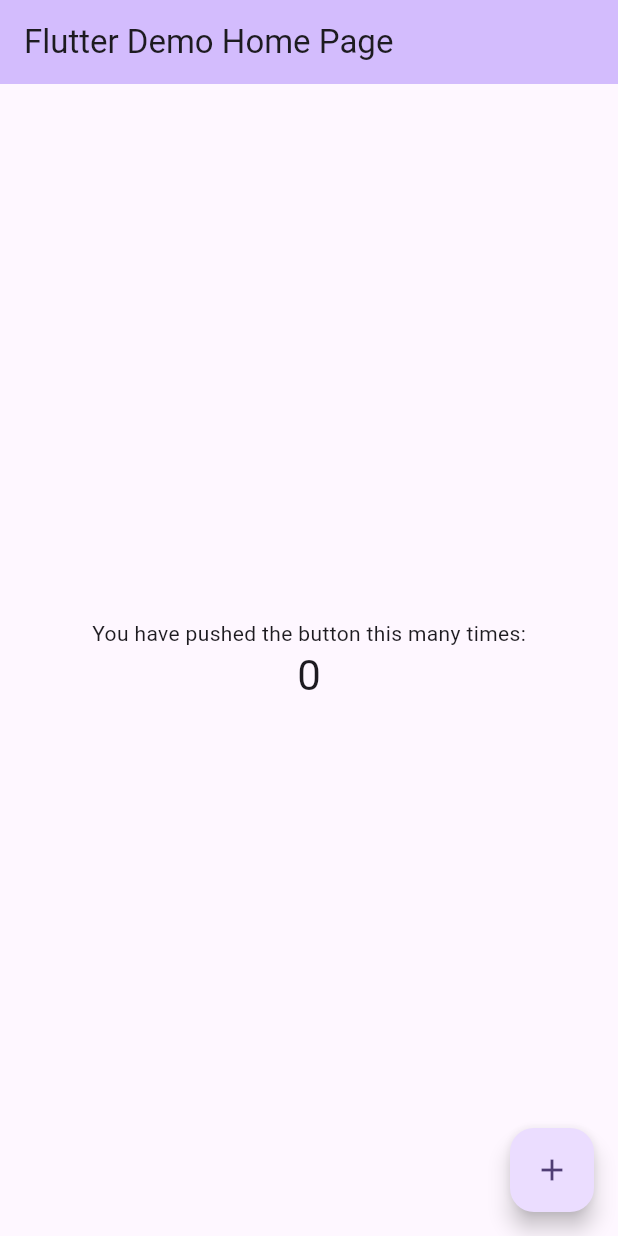
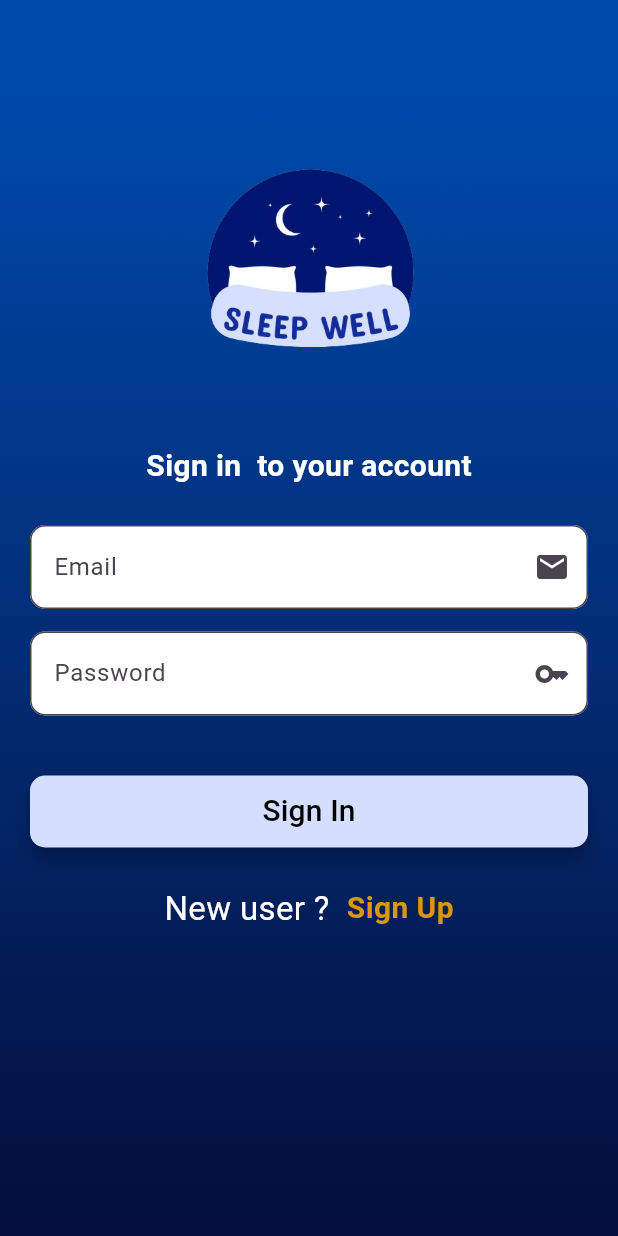
Before and after one commit to xrubaEid/2024-GP_4, a Flutter app: the screen it shows after launch, on a phone screen of 412 x 824 dp. Run offline on Flutter 3.47's test engine with Material 3 defaults, Android fonts, the phone set to English and light mode, and no system bars; our stand-ins replace flutter_spinkit.

Commit message:
commit with error

```diff
--- a/sleepwell/lib/main.dart
+++ b/sleepwell/lib/main.dart
@@ -1,4 +1,9 @@
 import 'package:flutter/material.dart';
+import 'package:sleepwell/screens/home_screen.dart';
+import 'package:sleepwell/screens/signin_screen.dart';
+import 'package:sleepwell/screens/signup_screen.dart';
+import 'package:sleepwell/screens/splash_screen.dart';
+import 'package:sleepwell/widget/tabbar_screen.dart';
 
 void main() {
   runApp(const MyApp());
@@ -11,115 +16,21 @@ class MyApp extends StatelessWidget {
   @override
   Widget build(BuildContext context) {
     return MaterialApp(
-      title: 'Flutter Demo',
+      title: 'SleepWell',
       theme: ThemeData(
-        // This is the theme of your application.
-        //
-        // TRY THIS: Try running your application with "flutter run". You'll see
-        // the application has a purple toolbar. Then, without quitting the app,
-        // try changing the seedColor in the colorScheme below to Colors.green
-        // and then invoke "hot reload" (save your changes or press the "hot
-        // reload" button in a Flutter-supported IDE, or press "r" if you used
-        // the command line to start the app).
-        //
-        // Notice that the counter didn't reset back to zero; the application
-        // state is not lost during the reload. To reset the state, use hot
-        // restart instead.
-        //
-        // This works for code too, not just values: Most code changes can be
-        // tested with just a hot reload.
         colorScheme: ColorScheme.fromSeed(seedColor: Colors.deepPurple),
         useMaterial3: true,
       ),
-      home: const MyHomePage(title: 'Flutter Demo Home Page'),
+     initialRoute:SignInScreen.RouteScreen,
+     routes:{
+      SignInScreen.RouteScreen : (context)=> SignInScreen(),
+      MyHomePage.RouteScreen : (context)=> MyHomePage(),
+      SignUpScreen.RouteScreen : (context)=> SignUpScreen(),
+      SplashScreen.RouteScreen : (context)=> SplashScreen(),
+      TabBarExample.RouteScreen : (context)=> TabBarExample(),
+
+
+     },
     );
   }
 }
-
-class MyHomePage extends StatefulWidget {
-  const MyHomePage({super.key, required this.title});
-
-  // This widget is the home page of your application. It is stateful, meaning
-  // that it has a State object (defined below) that contains fields that affect
-  // how it looks.
-
-  // This class is the configuration for the state. It holds the values (in this
-  // case the title) provided by the parent (in this case the App widget) and
-  // used by the build method of the State. Fields in a Widget subclass are
-  // always marked "final".
-
-  final String title;
-
-  @override
-  State<MyHomePage> createState() => _MyHomePageState();
-}
-
-class _MyHomePageState extends State<MyHomePage> {
-  int _counter = 0;
-
-  void _incrementCounter() {
-    setState(() {
-      // This call to setState tells the Flutter framework that something has
-      // changed in this State, which causes it to rerun the build method below
-      // so that the display can reflect the updated values. If we changed
-      // _counter without calling setState(), then the build method would not be
-      // called again, and so nothing would appear to happen.
-      _counter++;
-    });
-  }
-
-  @override
-  Widget build(BuildContext context) {
-    // This method is rerun every time setState is called, for instance as done
-    // by the _incrementCounter method above.
-    //
-    // The Flutter framework has been optimized to make rerunning build methods
-    // fast, so that you can just rebuild anything that needs updating rather
-    // than having to individually change instances of widgets.
-    return Scaffold(
-      appBar: AppBar(
-        // TRY THIS: Try changing the color here to a specific color (to
-        // Colors.amber, perhaps?) and trigger a hot reload to see the AppBar
-        // change color while the other colors stay the same.
-        backgroundColor: Theme.of(context).colorScheme.inversePrimary,
-        // Here we take the value from the MyHomePage object that was created by
-        // the App.build method, and use it to set our appbar title.
-        title: Text(widget.title),
-      ),
-      body: Center(
-        // Center is a layout widget. It takes a single child and positions it
-        // in the middle of the parent.
-        child: Column(
-          // Column is also a layout widget. It takes a list of children and
-          // arranges them vertically. By default, it sizes itself to fit its
-          // children horizontally, and tries to be as tall as its parent.
-          //
-          // Column has various properties to control how it sizes itself and
-          // how it positions its children. Here we use mainAxisAlignment to
-          // center the children vertically; the main axis here is the vertical
-          // axis because Columns are vertical (the cross axis would be
-          // horizontal).
-          //
-          // TRY THIS: Invoke "debug painting" (choose the "Toggle Debug Paint"
-          // action in the IDE, or press "p" in the console), to see the
-          // wireframe for each widget.
-          mainAxisAlignment: MainAxisAlignment.center,
-          children: <Widget>[
-            const Text(
-              'You have pushed the button this many times:',
-            ),
-            Text(
-              '$_counter',
-              style: Theme.of(context).textTheme.headlineMedium,
-            ),
-          ],
-        ),
-      ),
-      floatingActionButton: FloatingActionButton(
-        onPressed: _incrementCounter,
-        tooltip: 'Increment',
-        child: const Icon(Icons.add),
-      ), // This trailing comma makes auto-formatting nicer for build methods.
-    );
-  }
-}
--- /dev/null
+++ b/sleepwell/lib/screens/signin_screen.dart
@@ -0,0 +1,135 @@
+import 'package:flutter/cupertino.dart';
+import 'package:flutter/material.dart';
+import 'package:flutter/widgets.dart';
+import 'package:sleepwell/screens/home_screen.dart';
+import 'package:sleepwell/screens/signup_screen.dart';
+import 'package:sleepwell/widget/regsterbutton.dart';
+
+
+class SignInScreen extends StatefulWidget {
+  static String RouteScreen ='signin_screen';
+  const SignInScreen({super.key});
+
+  @override
+  State<SignInScreen> createState() => _SignInScreenState();
+}
+
+class _SignInScreenState extends State<SignInScreen> {
+  @override
+  Widget build(BuildContext context) {
+    Color myColor =  Color.fromARGB(255, 0, 74, 173);
+    return Scaffold(
+      backgroundColor:  Colors.white,
+
+       appBar: AppBar(
+        backgroundColor: myColor,
+        title: const Text('') ,/*const Center(
+          child:Text(
+            'Sign In',
+            style: TextStyle(color: Color.fromARGB(228, 230, 230, 227), // pick a colore
+            fontWeight: FontWeight.bold,
+            fontSize: 30,
+           ),
+           ),
+        ),*/
+        ),
+
+       body:  Container(
+        height: MediaQuery.of(context).size.height,
+        decoration: const BoxDecoration(
+           gradient: LinearGradient(
+           colors: [Color(0xFF004AAD), Color(0xFF040E3B)],
+           begin: Alignment.topCenter,
+           end: Alignment.bottomCenter,
+            ),
+            ),
+         child: Padding(
+           padding: EdgeInsets.all(20),
+           child: ListView(
+            shrinkWrap: true,
+            children: [
+               const SizedBox(
+                height: 220,
+                width: double.infinity,
+                 child: Image(image: AssetImage('assets/logo2.png'),
+                 ),
+               ),
+
+               const Center(
+                 child:  Text(
+                  'Sign in  to your account',
+                  style: TextStyle(
+                   color: Colors.white,
+                   fontSize: 20,
+                   fontWeight: FontWeight.bold
+                    ),),
+               ),
+
+               const SizedBox(height: 25) ,
+               TextField(
+                keyboardType: TextInputType.emailAddress,
+                decoration: InputDecoration(
+                   fillColor: Colors.white,
+                   filled: true,
+                   suffixIcon:const  Icon(Icons.email),
+                   label:const  Text ('Email') ,
+                   border: OutlineInputBorder(
+                   borderRadius: BorderRadius.circular(10),
+
+                    //border:OutlineInputBorder(borderRadius:BorderRadius.circular(10),
+                   ), ),
+               ),
+               SizedBox( height: 15,),
+
+              TextField(
+                keyboardType: TextInputType.visiblePassword,
+                obscureText: true,
+                decoration: InputDecoration(
+                fillColor: Colors.white,
+                filled: true,
+                suffixIcon: const Icon(Icons.key, ),
+                 label: const Text ('Password') ,
+                 border: OutlineInputBorder(
+                 borderRadius: BorderRadius.circular(10),
+
+                 ),),
+                 ),
+                 const SizedBox( height: 30,),
+                 regsterbutton(
+                    color:Color(0xffd5defe),
+                    title:'Sign In',
+                    onPressed: (){
+                       Navigator.pushNamed(context,MyHomePage.RouteScreen);
+                    },),
+                       const SizedBox( height: 15,),
+
+                         Row(
+                        mainAxisAlignment: MainAxisAlignment.center,
+                       children:[
+                          const Text(
+                        'New user ?  ',
+                        style: TextStyle(color: Colors.white,fontSize:22)),
+                        GestureDetector(
+                          onTap: () {
+                            Navigator.push(context,
+                            MaterialPageRoute(builder:(context )=> SignUpScreen()));
+                          },
+                          child: const Text(
+                          'Sign Up',
+                          style: TextStyle(
+                            color: Color.fromARGB(241, 230, 158, 3),
+                            fontSize: 20,
+                          fontWeight: FontWeight.bold
+                          )),
+                        ),
+                      ],
+                     ),
+
+               ],
+           ),
+         ),
+       ),
+
+    );
+  }
+}
--- /dev/null
+++ b/sleepwell/lib/widget/regsterbutton.dart
@@ -0,0 +1,29 @@
+import 'package:flutter/material.dart';
+class regsterbutton extends StatelessWidget {
+ regsterbutton({required this.color, required this.title,required this.onPressed});
+ final Color color;
+ final String title;
+ final VoidCallback onPressed;
+  @override
+  Widget build(BuildContext context) {
+    return Padding(
+      padding: const EdgeInsets.symmetric(vertical: 10),
+      child: Material(
+        elevation: 5,
+        color: color,
+        borderRadius: BorderRadius.circular(10),
+        child: MaterialButton (
+          onPressed: onPressed,
+          minWidth: 220,
+          height: 42,
+          child: Text(
+            title,
+            style: TextStyle(color: Colors.black ,fontSize:20 ,),
+
+            ),
+
+        ),
+        ),
+    );
+  }
+}
```
Also changed, not shown: sleepwell/lib/screens/home_screen.dart (added, +15 -0 lines), sleepwell/lib/screens/signup_screen.dart (added, +126 -0 lines), sleepwell/lib/screens/splash_screen.dart (added, +52 -0 lines), sleepwell/lib/widget/tabbar_screen.dart (added, +55 -0 lines), sleepwell/pubspec.yaml (+4 -3 lines), sleepwell/assets/logo.png (added), sleepwell/assets/logo2.png (added), sleepwell/pubspec.lock, 2 other files.
